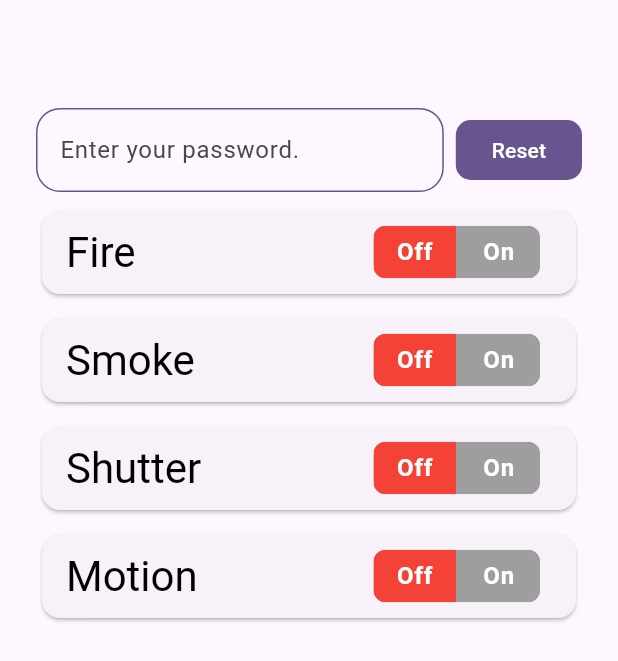
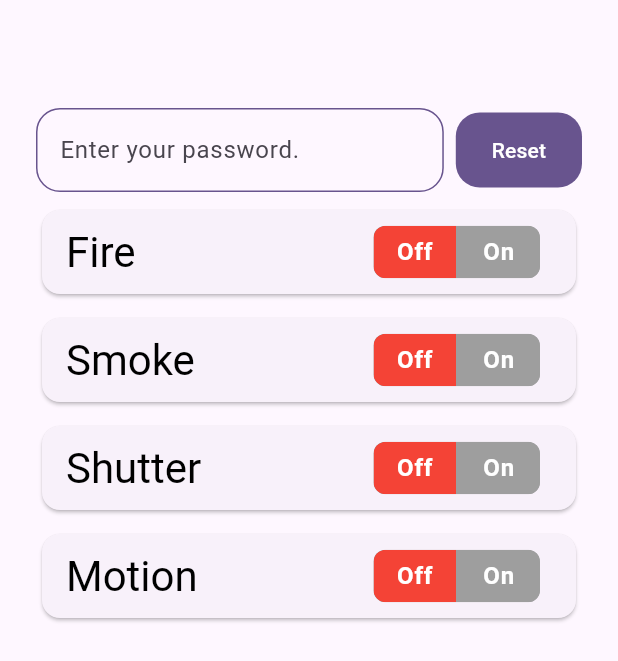
Before and after one commit to shaheen-singularity/commando_test_app, a Flutter app: the screen it shows after launch, on a phone screen of 412 x 824 dp. Shown: the top 661 px of the screen. Run offline on Flutter 3.47's test engine with Material 3 defaults, Android fonts, the light colour scheme and no system bars; drawn by our look-alikes of oktoast, toggle_switch; our stand-ins replace dio, gap, get.

Commit message:
Fix: minor issue fixed

```diff
--- a/lib/home/screen/home_screen.dart
+++ b/lib/home/screen/home_screen.dart
@@ -53,17 +53,23 @@ class HomeScreen extends StatelessWidget {
                             ),
                             const Gap(8),
                             Obx(
-                              () => FilledButton(
+                              () => Container(
+                                height: 50,
+                                child: FilledButton(
                                   style: ButtonStyle(
                                     shape: MaterialStateProperty.all(
                                       RoundedRectangleBorder(
-                                      borderRadius: BorderRadius.circular(10.0),
+                                        borderRadius: BorderRadius.circular(16.0),
                                       ),
                                     ),
                                   ),
                                     onPressed: () {
+                                   if(controller.regNumberController.text.isNotEmpty){
                                      controller.regNumberController.clear();
                                      controller.onReset();
+                                   }else{
+                                     AppToast.showError("Please enter valid ID first");
+                                   }
                                     },
                                     child: controller.resetState == Status.loading
                                         ? const SizedBox(
@@ -75,6 +81,7 @@ class HomeScreen extends StatelessWidget {
                                             ),
                                           )
                                         : const Text('Reset')),
+                              ),
                             )
                           ],
                         ),
```
Also changed, not shown: lib/home/controller/home_controller.dart (+2 -14 lines). Lines whose indentation alone changed are shown as unchanged.
